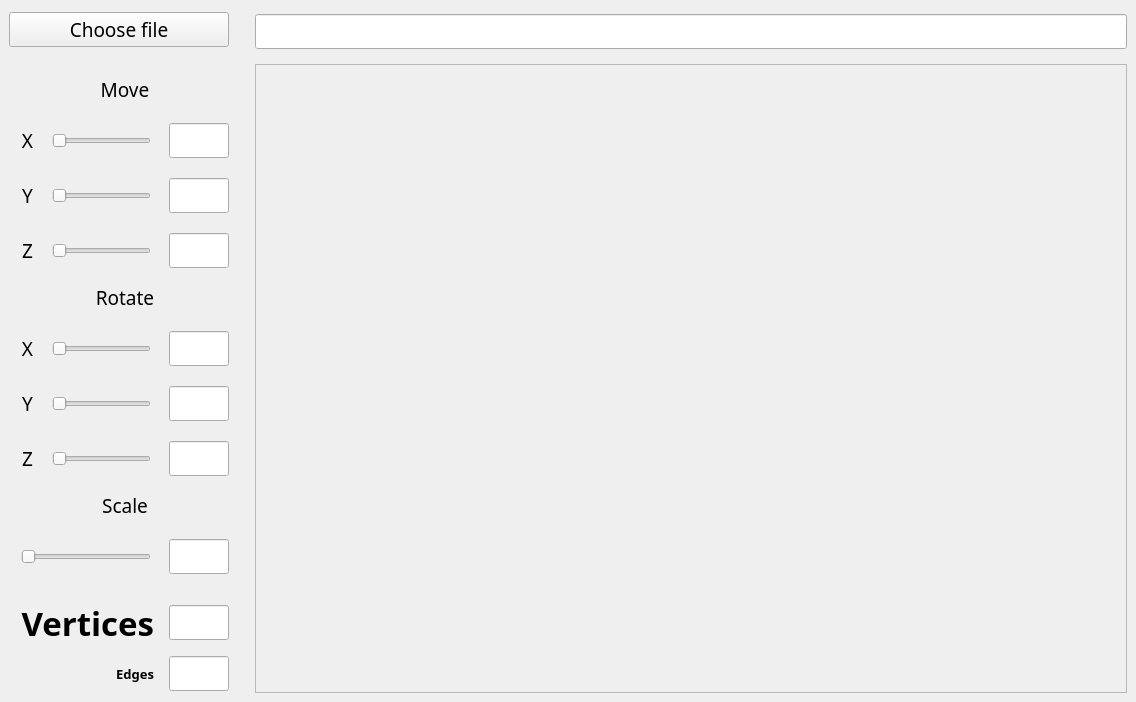
First picture: the form in src/viewer/mainwindow.ui, repository GrusnyDance/3dViewer, before the edit.
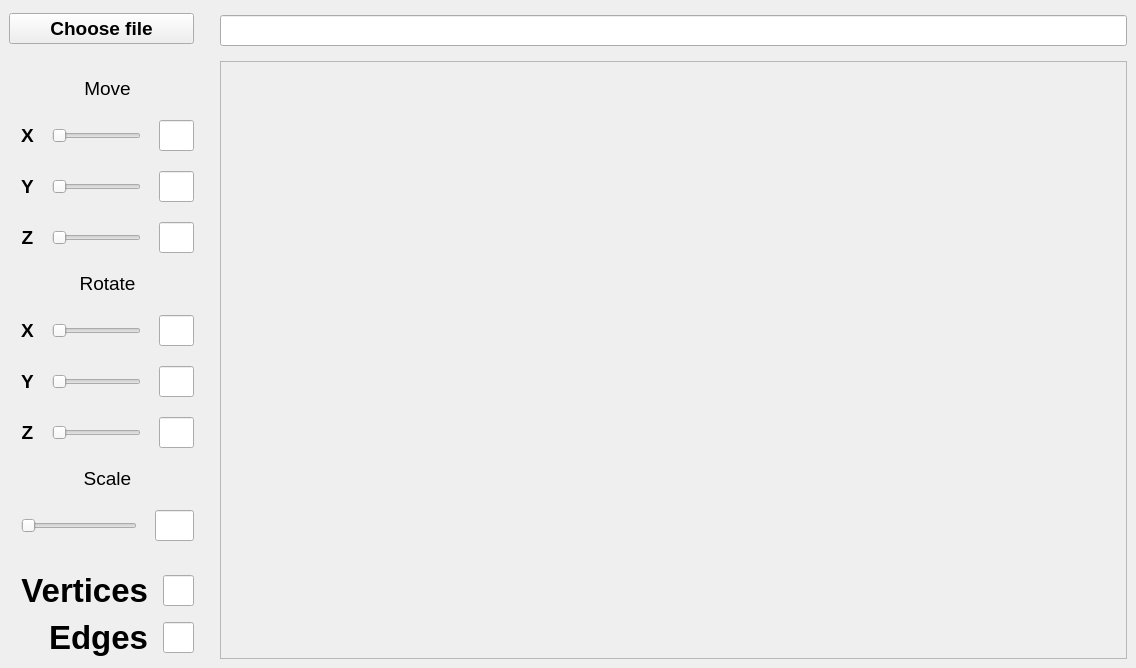
Second picture: the form after the edit.

Commit message: builds on mac

Patch:
```diff
--- a/src/viewer/mainwindow.ui
+++ b/src/viewer/mainwindow.ui
@@ -45,7 +45,7 @@
      </spacer>
     </item>
     <item row="4" column="0" rowspan="2">
-     <layout class="QGridLayout" name="gridLayout_2" rowstretch="0,0,0,0" columnstretch="1,10,1" columnminimumwidth="1,10,1">
+     <layout class="QGridLayout" name="gridLayout_2" rowstretch="0,0,0,0" columnstretch="1,10,4" columnminimumwidth="1,10,4">
       <property name="sizeConstraint">
        <enum>QLayout::SetDefaultConstraint</enum>
       </property>
@@ -77,7 +77,7 @@
         </property>
         <property name="font">
          <font>
-          <family>Sans Serif</family>
+          <family>Arial</family>
           <pointsize>14</pointsize>
          </font>
         </property>
@@ -87,8 +87,10 @@
        <widget class="QLabel" name="label_12">
         <property name="font">
          <font>
-          <family>Sans Serif</family>
+          <family>Arial</family>
           <pointsize>14</pointsize>
+          <bold>true</bold>
+          <stylestrategy>PreferAntialias</stylestrategy>
          </font>
         </property>
         <property name="text">
@@ -128,7 +130,7 @@
         </property>
         <property name="font">
          <font>
-          <family>Sans Serif</family>
+          <family>Arial</family>
           <pointsize>14</pointsize>
          </font>
         </property>
@@ -151,8 +153,10 @@
        <widget class="QLabel" name="label_11">
         <property name="font">
          <font>
-          <family>Sans Serif</family>
+          <family>Arial</family>
           <pointsize>14</pointsize>
+          <bold>true</bold>
+          <stylestrategy>PreferAntialias</stylestrategy>
          </font>
         </property>
         <property name="text">
@@ -182,8 +186,10 @@
         </property>
         <property name="font">
          <font>
-          <family>Sans Serif</family>
+          <family>Arial</family>
           <pointsize>14</pointsize>
+          <bold>true</bold>
+          <stylestrategy>PreferAntialias</stylestrategy>
          </font>
         </property>
         <property name="text">
@@ -210,7 +216,7 @@
         </property>
         <property name="font">
          <font>
-          <family>Sans Serif</family>
+          <family>Arial</family>
           <pointsize>14</pointsize>
          </font>
         </property>
@@ -239,8 +245,9 @@
         </property>
         <property name="font">
          <font>
-          <family>Sans Serif</family>
+          <family>Arial</family>
           <pointsize>14</pointsize>
+          <stylestrategy>PreferAntialias</stylestrategy>
          </font>
         </property>
         <property name="text">
@@ -280,7 +287,7 @@
      </spacer>
     </item>
     <item row="7" column="0">
-     <layout class="QGridLayout" name="gridLayout_7" columnstretch="1,10,1" columnminimumwidth="1,10,1">
+     <layout class="QGridLayout" name="gridLayout_7" columnstretch="1,10,4" columnminimumwidth="1,10,4">
       <property name="leftMargin">
        <number>12</number>
       </property>
@@ -306,7 +313,7 @@
         </property>
         <property name="font">
          <font>
-          <family>Sans Serif</family>
+          <family>Arial</family>
           <pointsize>14</pointsize>
          </font>
         </property>
@@ -328,7 +335,7 @@
         </property>
         <property name="font">
          <font>
-          <family>Sans Serif</family>
+          <family>Arial</family>
           <pointsize>14</pointsize>
          </font>
         </property>
@@ -338,8 +345,10 @@
        <widget class="QLabel" name="label_15">
         <property name="font">
          <font>
-          <family>Sans Serif</family>
+          <family>Arial</family>
           <pointsize>14</pointsize>
+          <bold>true</bold>
+          <stylestrategy>PreferAntialias</stylestrategy>
          </font>
         </property>
         <property name="text">
@@ -367,8 +376,10 @@
        <widget class="QLabel" name="label_13">
         <property name="font">
          <font>
-          <family>Sans Serif</family>
+          <family>Arial</family>
           <pointsize>14</pointsize>
+          <bold>true</bold>
+          <stylestrategy>PreferAntialias</stylestrategy>
          </font>
         </property>
         <property name="text">
@@ -383,8 +394,10 @@
        <widget class="QLabel" name="label_14">
         <property name="font">
          <font>
-          <family>Sans Serif</family>
+          <family>Arial</family>
           <pointsize>14</pointsize>
+          <bold>true</bold>
+          <stylestrategy>PreferAntialias</stylestrategy>
          </font>
         </property>
         <property name="text">
@@ -411,7 +424,7 @@
         </property>
         <property name="font">
          <font>
-          <family>Sans Serif</family>
+          <family>Arial</family>
           <pointsize>14</pointsize>
          </font>
         </property>
@@ -453,8 +466,9 @@
         </property>
         <property name="font">
          <font>
-          <family>Sans Serif</family>
+          <family>Arial</family>
           <pointsize>14</pointsize>
+          <stylestrategy>PreferAntialias</stylestrategy>
          </font>
         </property>
         <property name="text">
@@ -481,7 +495,7 @@
      </spacer>
     </item>
     <item row="9" column="0">
-     <layout class="QGridLayout" name="gridLayout_8" columnstretch="10,1" columnminimumwidth="10,1">
+     <layout class="QGridLayout" name="gridLayout_8" columnstretch="12,4" columnminimumwidth="12,4">
       <property name="leftMargin">
        <number>12</number>
       </property>
@@ -520,7 +534,7 @@
         </property>
         <property name="font">
          <font>
-          <family>Sans Serif</family>
+          <family>Arial</family>
           <pointsize>14</pointsize>
          </font>
         </property>
@@ -536,8 +550,9 @@
         </property>
         <property name="font">
          <font>
-          <family>Sans Serif</family>
+          <family>Arial</family>
           <pointsize>14</pointsize>
+          <stylestrategy>PreferAntialias</stylestrategy>
          </font>
         </property>
         <property name="text">
@@ -566,8 +581,10 @@
       </property>
       <property name="font">
        <font>
-        <family>Sans Serif</family>
+        <family>Arial</family>
         <pointsize>14</pointsize>
+        <bold>true</bold>
+        <stylestrategy>PreferAntialias</stylestrategy>
        </font>
       </property>
       <property name="text">
@@ -590,7 +607,7 @@
        <widget class="QLineEdit" name="LineVert">
         <property name="font">
          <font>
-          <family>Sans Serif</family>
+          <family>Arial</family>
           <pointsize>14</pointsize>
          </font>
         </property>
@@ -600,7 +617,7 @@
        <widget class="QLineEdit" name="LineEdges">
         <property name="font">
          <font>
-          <family>Sans Serif</family>
+          <family>Arial</family>
           <pointsize>14</pointsize>
          </font>
         </property>
@@ -610,8 +627,8 @@
        <widget class="QLabel" name="label_3">
         <property name="font">
          <font>
-          <family>Sans Serif</family>
-          <pointsize>10</pointsize>
+          <family>Arial</family>
+          <pointsize>25</pointsize>
           <bold>true</bold>
          </font>
         </property>
@@ -636,7 +653,7 @@
        <widget class="QLabel" name="label_2">
         <property name="font">
          <font>
-          <family>Sans Serif</family>
+          <family>Arial</family>
           <pointsize>25</pointsize>
           <bold>true</bold>
          </font>
@@ -704,7 +721,7 @@
        <widget class="QLineEdit" name="FileName">
         <property name="font">
          <font>
-          <family>Sans Serif</family>
+          <family>Arial</family>
           <pointsize>14</pointsize>
          </font>
         </property>
```
The commit also changes 2 other files.
